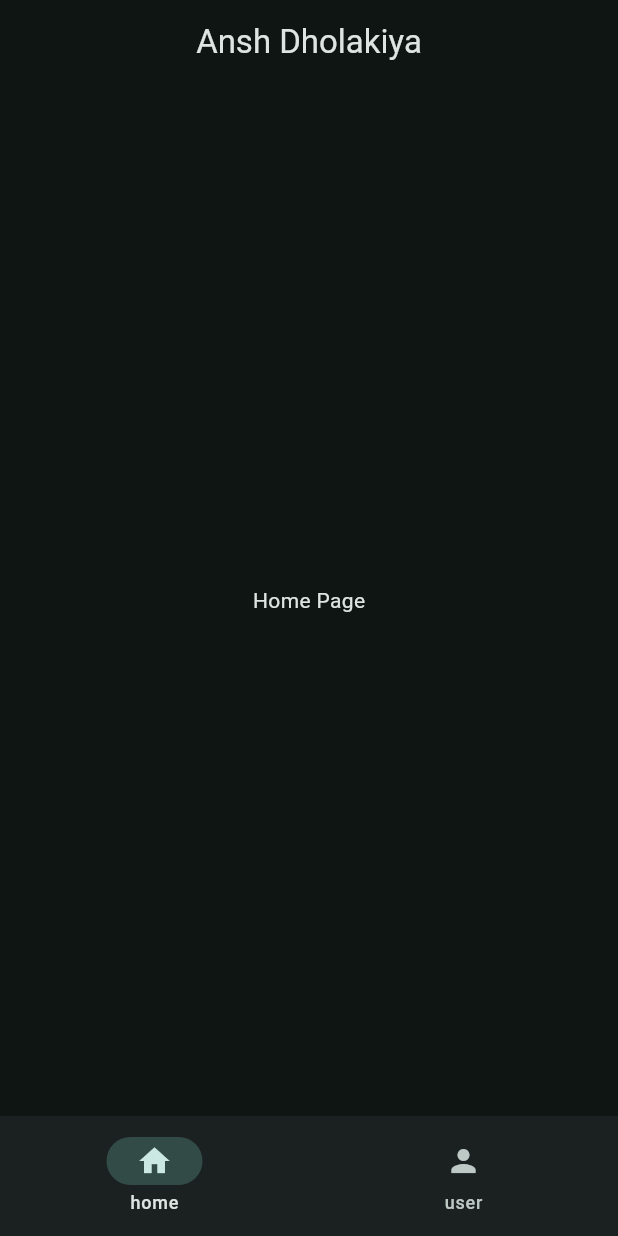
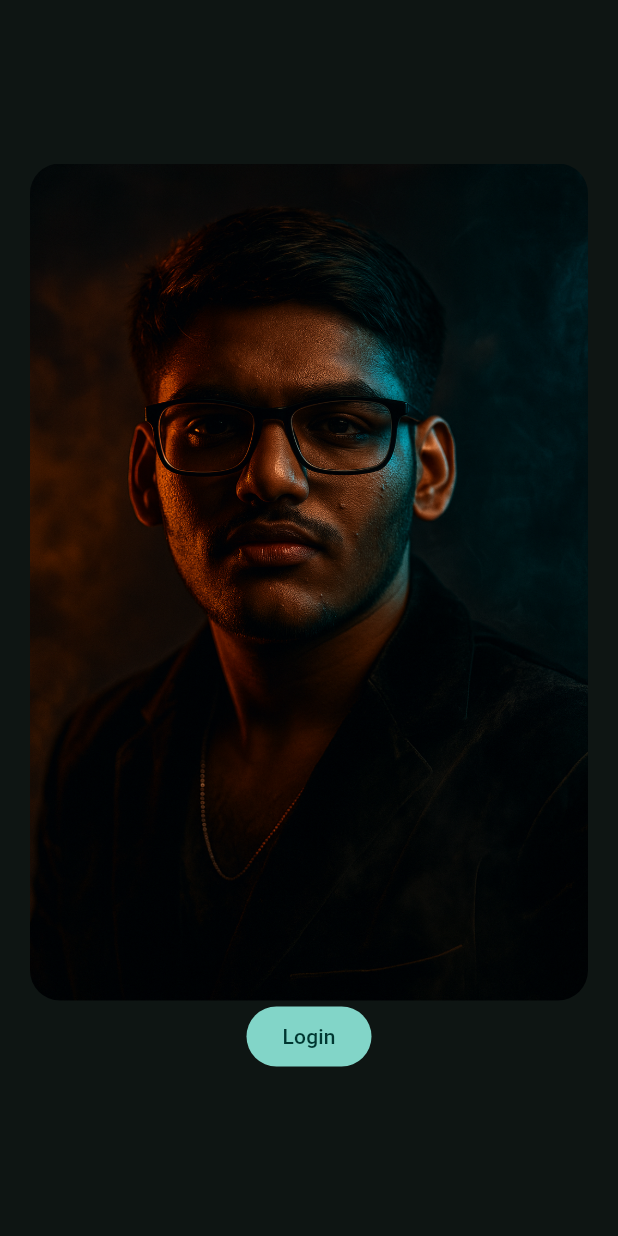
Before and after one commit to anshdholakiya/Flutter_Practice, a Flutter app: the screen it shows after launch, on a phone screen of 412 x 824 dp. Run offline on Flutter 3.47's test engine with Material 3 defaults, Android fonts, the phone set to English and light mode, and no system bars.

```diff
--- a/lib/data/notifiers.dart
+++ b/lib/data/notifiers.dart
@@ -4,9 +4,6 @@
 import 'package:flutter/material.dart';
 
 ValueNotifier<int> selectedPageNotifier = ValueNotifier(0);
-
+ValueNotifier<bool> isDarkModeNotifier = ValueNotifier(true);
 
 // this is ansh dholakiya from babra how are you doing today this is going to be the best thing in my life to write this code in mechanical keyboard that is going to be the best experiance of writing the code how are you feel when you write code in mechanical keyboard this is very good experiance
-
-// the quick brown fox jumping over the lazy dogs
-// the quick brown fox jumping over the lazy dogs
--- a/lib/main.dart
+++ b/lib/main.dart
@@ -1,4 +1,6 @@
 import 'package:flutter/material.dart';
+import 'package:flutter_app_practice/data/notifiers.dart';
+import 'package:flutter_app_practice/views/pages/welcome_page.dart';
 import 'package:flutter_app_practice/views/widget_tree.dart';
 
 void main() {
@@ -20,15 +22,22 @@ class MyApp extends StatelessWidget {
 
   @override
   Widget build(BuildContext context) {
+    return ValueListenableBuilder(
+      valueListenable: isDarkModeNotifier,
+      builder: (BuildContext context, isDarkMode, Widget? child) {
         return MaterialApp(
           debugShowCheckedModeBanner: false,
           theme: ThemeData(
             colorScheme: ColorScheme.fromSeed(
               seedColor: Colors.teal,
-          brightness: Brightness.dark,
+              brightness: isDarkMode ? Brightness.dark : Brightness.light,
             ),
           ),
-      home: MyHomePage(),
+
+          // home: MyHomePage(),
+          home: WelcomePage(),
+        );
+      },
     );
   }
 }
--- a/lib/views/pages/home_page.dart
+++ b/lib/views/pages/home_page.dart
@@ -1,10 +1,14 @@
 import 'package:flutter/material.dart';
+import 'package:flutter_app_practice/views/widgets/hero_widget.dart';
 
 class HomePage extends StatelessWidget {
   const HomePage({super.key});
 
   @override
   Widget build(BuildContext context) {
-    return Center(child: Text("Home Page"));
+    return Padding(
+      padding: EdgeInsets.all(20.0),
+      child: Column(children: [HeroWidget()]),
+    );
   }
 }
--- a/lib/views/pages/profile_page.dart
+++ b/lib/views/pages/profile_page.dart
@@ -5,8 +5,6 @@ class ProfilePage extends StatelessWidget {
 
   @override
   Widget build(BuildContext context) {
-    return Center(
-      child: Text("Profile Page"),
-    );
+    return Center(child: Text("Profile Page"));
   }
 }
--- /dev/null
+++ b/lib/views/pages/welcome_page.dart
@@ -0,0 +1,35 @@
+import 'package:flutter/material.dart';
+import 'package:flutter_app_practice/views/widget_tree.dart';
+import 'package:flutter_app_practice/views/widgets/hero_widget.dart';
+
+class WelcomePage extends StatelessWidget {
+  const WelcomePage({super.key});
+
+  @override
+  Widget build(BuildContext context) {
+    return Scaffold(
+      body: Padding(
+        padding: const EdgeInsets.all(20.0),
+        child: Column(
+          mainAxisAlignment: MainAxisAlignment.center,
+          children: [
+            HeroWidget(),
+            FilledButton(
+              onPressed: () {
+                Navigator.pushReplacement(
+                  context,
+                  MaterialPageRoute(
+                    builder: (context) {
+                      return WidgetTree();
+                    },
+                  ),
+                );
+              },
+              child: Text("Login"),
+            ),
+          ],
+        ),
+      ),
+    );
+  }
+}
--- /dev/null
+++ b/lib/views/widgets/hero_widget.dart
@@ -0,0 +1,16 @@
+import 'package:flutter/material.dart';
+
+class HeroWidget extends StatelessWidget {
+  const HeroWidget({super.key});
+
+  @override
+  Widget build(BuildContext context) {
+    return Hero(
+      tag: "hero1",
+      child: ClipRRect(
+        borderRadius: BorderRadius.circular(20.0),
+        child: Image.asset('assets/images/ansh.png'),
+      ),
+    );
+  }
+}
```
Also changed, not shown: lib/views/pages/setting_page.dart (added, +170 -0 lines), lib/views/widget_tree.dart (+38 -1 lines), 1 other file. Lines whose indentation alone changed are shown as unchanged.
